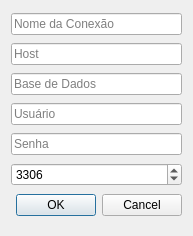
Above: kquery/forms/connection.ui from SamambaMan/kquery before the change. Below: the same form after it.
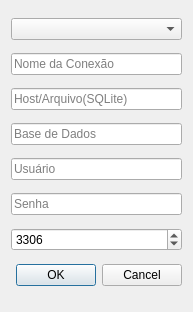
That is the form after the change.

```diff
--- a/kquery/forms/connection.ui
+++ b/kquery/forms/connection.ui
@@ -7,7 +7,7 @@
     <x>0</x>
     <y>0</y>
     <width>193</width>
-    <height>236</height>
+    <height>312</height>
    </rect>
   </property>
   <property name="windowTitle">
@@ -17,6 +17,9 @@
    <bool>true</bool>
   </property>
   <layout class="QVBoxLayout" name="verticalLayout">
+   <item>
+    <widget class="QComboBox" name="connectiontype"/>
+   </item>
    <item>
     <widget class="QLineEdit" name="name">
      <property name="placeholderText">
@@ -27,7 +30,7 @@
    <item>
     <widget class="QLineEdit" name="host">
      <property name="placeholderText">
-      <string>Host</string>
+      <string>Host/Arquivo(SQLite)</string>
      </property>
     </widget>
    </item>
```
